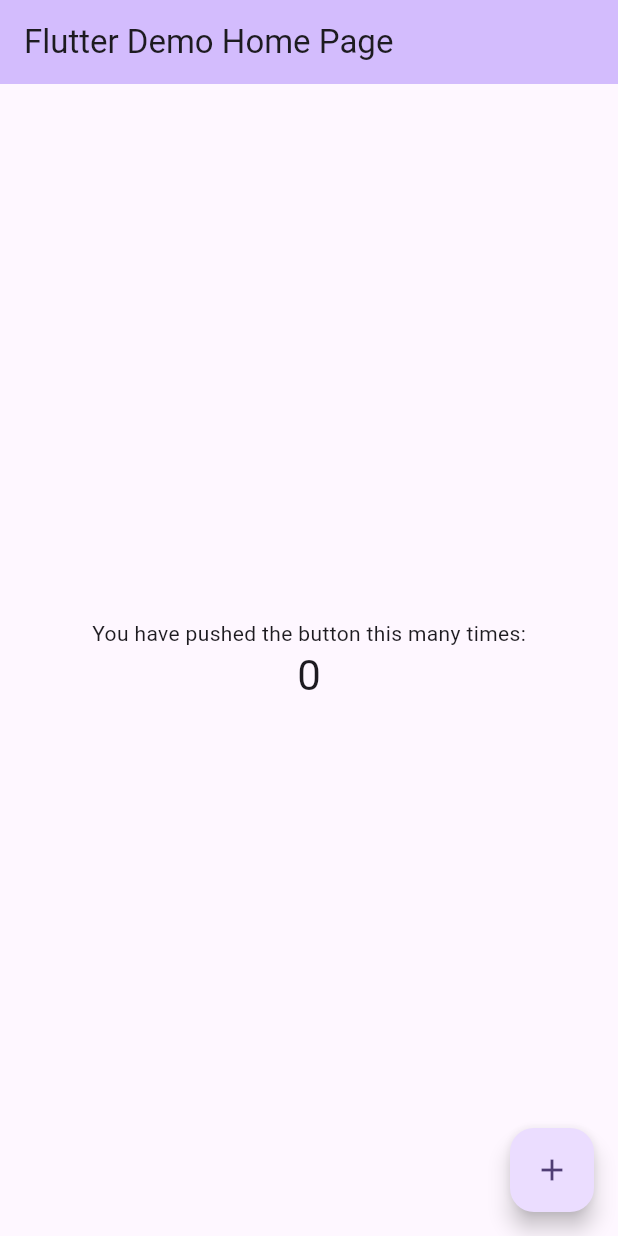
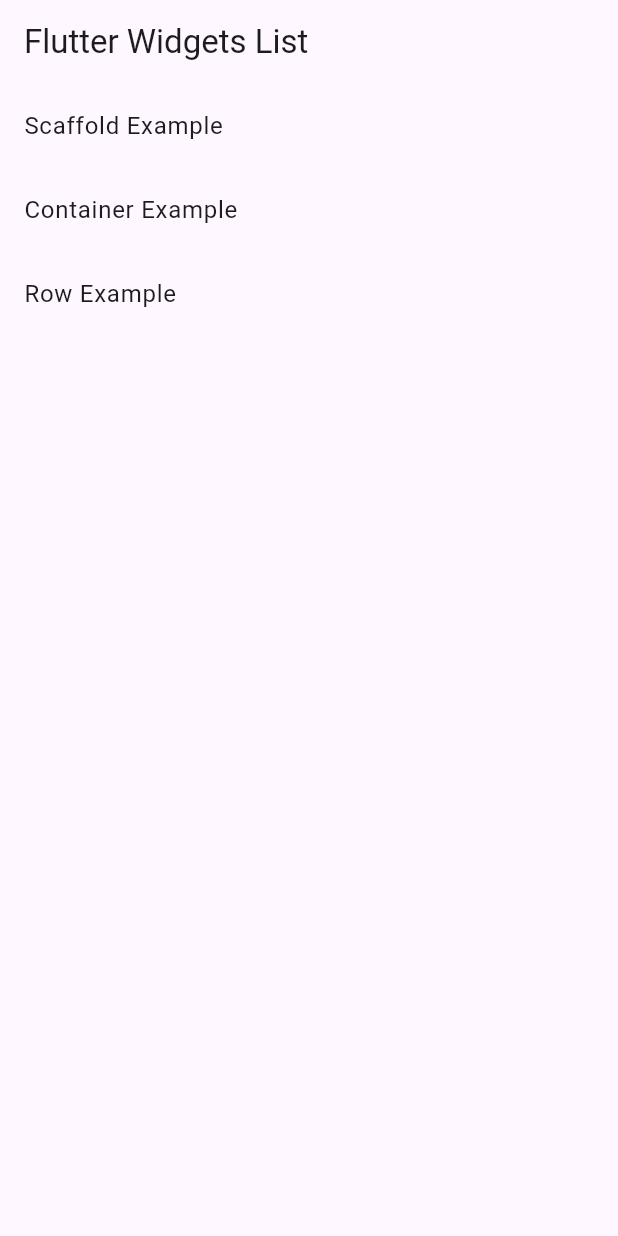
Before and after one commit to dipannitadipacsecu/flutter_practice, a Flutter app: the screen it shows after launch, on a phone screen of 412 x 824 dp. Run offline on Flutter 3.47's test engine with Material 3 defaults, Android fonts, the phone set to English and light mode, and no system bars.

Commit message:
from by default project to given project

```diff
--- a/lib/main.dart
+++ b/lib/main.dart
@@ -1,125 +1,93 @@
 import 'package:flutter/material.dart';
 
 void main() {
-  runApp(const MyApp());
+  runApp(MyApp());
 }
 
 class MyApp extends StatelessWidget {
-  const MyApp({super.key});
-
-  // This widget is the root of your application.
   @override
   Widget build(BuildContext context) {
     return MaterialApp(
-      title: 'Flutter Demo',
-      theme: ThemeData(
-        // This is the theme of your application.
-        //
-        // TRY THIS: Try running your application with "flutter run". You'll see
-        // the application has a purple toolbar. Then, without quitting the app,
-        // try changing the seedColor in the colorScheme below to Colors.green
-        // and then invoke "hot reload" (save your changes or press the "hot
-        // reload" button in a Flutter-supported IDE, or press "r" if you used
-        // the command line to start the app).
-        //
-        // Notice that the counter didn't reset back to zero; the application
-        // state is not lost during the reload. To reset the state, use hot
-        // restart instead.
-        //
-        // This works for code too, not just values: Most code changes can be
-        // tested with just a hot reload.
-        colorScheme: ColorScheme.fromSeed(seedColor: Colors.deepPurple),
-        useMaterial3: true,
-      ),
-      home: const MyHomePage(title: 'Flutter Demo Home Page'),
+      title: 'ListView Navigation',
+      theme: ThemeData(primarySwatch: Colors.blue),
+      home: HomeScreen(),
     );
   }
 }
 
-class MyHomePage extends StatefulWidget {
-  const MyHomePage({super.key, required this.title});
-
-  // This widget is the home page of your application. It is stateful, meaning
-  // that it has a State object (defined below) that contains fields that affect
-  // how it looks.
-
-  // This class is the configuration for the state. It holds the values (in this
-  // case the title) provided by the parent (in this case the App widget) and
-  // used by the build method of the State. Fields in a Widget subclass are
-  // always marked "final".
-
-  final String title;
-
-  @override
-  State<MyHomePage> createState() => _MyHomePageState();
-}
-
-class _MyHomePageState extends State<MyHomePage> {
-  int _counter = 0;
-
-  void _incrementCounter() {
-    setState(() {
-      // This call to setState tells the Flutter framework that something has
-      // changed in this State, which causes it to rerun the build method below
-      // so that the display can reflect the updated values. If we changed
-      // _counter without calling setState(), then the build method would not be
-      // called again, and so nothing would appear to happen.
-      _counter++;
-    });
-  }
+class HomeScreen extends StatelessWidget {
+  // List of pages and their titles
+  final List<Map<String, dynamic>> pages = [
+    {'title': 'Scaffold Example', 'page': ScaffoldExample()},
+    {'title': 'Container Example', 'page': ContainerExample()},
+    {'title': 'Row Example', 'page': RowExample()},
+    // {'title': 'Column Example', 'page': ColumnExample()},
+    // {'title': 'Text Example', 'page': TextExample()},
+    // {'title': 'SizedBox Example', 'page': SizedBoxExample()},
+    // {'title': 'Center Example', 'page': CenterExample()},
+  ];
 
   @override
   Widget build(BuildContext context) {
-    // This method is rerun every time setState is called, for instance as done
-    // by the _incrementCounter method above.
-    //
-    // The Flutter framework has been optimized to make rerunning build methods
-    // fast, so that you can just rebuild anything that needs updating rather
-    // than having to individually change instances of widgets.
     return Scaffold(
-      appBar: AppBar(
-        // TRY THIS: Try changing the color here to a specific color (to
-        // Colors.amber, perhaps?) and trigger a hot reload to see the AppBar
-        // change color while the other colors stay the same.
-        backgroundColor: Theme.of(context).colorScheme.inversePrimary,
-        // Here we take the value from the MyHomePage object that was created by
-        // the App.build method, and use it to set our appbar title.
-        title: Text(widget.title),
+      appBar: AppBar(title: Text('Flutter Widgets List')),
+      body: ListView.builder(
+        itemCount: pages.length,
+        itemBuilder: (context, index) {
+          return ListTile(
+            title: Text(pages[index]['title']),
+            onTap: () {
+              // Navigate to the selected page
+              Navigator.push(
+                context,
+                MaterialPageRoute(builder: (context) => pages[index]['page']),
+              );
+            },
+          );
+        },
       ),
+    );
+  }
+}
+class ScaffoldExample extends StatelessWidget {
+  @override
+  Widget build(BuildContext context) {
+    return Scaffold(
+      appBar: AppBar(title: Text('Scaffold Example')),
+      body: Center(child: Text('This is a Scaffold Example Page!')),
+    );
+  }
+}
+class ContainerExample extends StatelessWidget {
+  @override
+  Widget build(BuildContext context) {
+    return Scaffold(
+      appBar: AppBar(title: Text('Container Example')),
       body: Center(
-        // Center is a layout widget. It takes a single child and positions it
-        // in the middle of the parent.
-        child: Column(
-          // Column is also a layout widget. It takes a list of children and
-          // arranges them vertically. By default, it sizes itself to fit its
-          // children horizontally, and tries to be as tall as its parent.
-          //
-          // Column has various properties to control how it sizes itself and
-          // how it positions its children. Here we use mainAxisAlignment to
-          // center the children vertically; the main axis here is the vertical
-          // axis because Columns are vertical (the cross axis would be
-          // horizontal).
-          //
-          // TRY THIS: Invoke "debug painting" (choose the "Toggle Debug Paint"
-          // action in the IDE, or press "p" in the console), to see the
-          // wireframe for each widget.
-          mainAxisAlignment: MainAxisAlignment.center,
-          children: <Widget>[
-            const Text(
-              'You have pushed the button this many times:',
+        child: Container(
+          padding: EdgeInsets.all(20),
+          color: Colors.blue,
+          child: Text('This is a Container Example!'),
         ),
-            Text(
-              '$_counter',
-              style: Theme.of(context).textTheme.headlineMedium,
       ),
+    );
+  }
+}
+class RowExample extends StatelessWidget {
+  @override
+  Widget build(BuildContext context) {
+    return Scaffold(
+      appBar: AppBar(title: Text('Row Example')),
+      body: Center(
+        child: Row(
+          mainAxisAlignment: MainAxisAlignment.spaceEvenly,
+          children: [
+            Icon(Icons.star, color: Colors.yellow),
+            Text('Row Example'),
+            Icon(Icons.star, color: Colors.yellow),
   ],
 ),
 ),
-      floatingActionButton: FloatingActionButton(
-        onPressed: _incrementCounter,
-        tooltip: 'Increment',
-        child: const Icon(Icons.add),
-      ), // This trailing comma makes auto-formatting nicer for build methods.
 );
 }
 }
```
Lines whose indentation alone changed are shown as unchanged.
